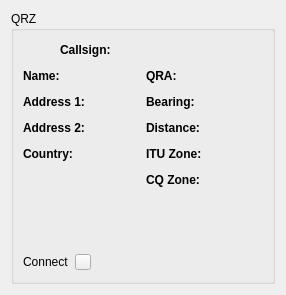
Before: the Qt Designer form mqt/MqtLogger/qrzdisplayframe.ui in Rsclub22/Minos2-Mirror, drawn with Qt 5.
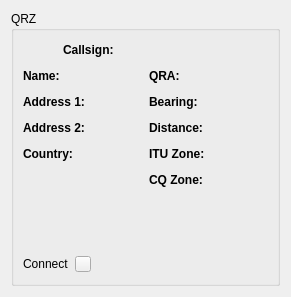
After: the same form once the commit is applied. Custom widgets are drawn as their Qt base class.

The edit to the form file:
```diff
--- a/mqt/MqtLogger/qrzdisplayframe.ui
+++ b/mqt/MqtLogger/qrzdisplayframe.ui
@@ -6,8 +6,8 @@
    <rect>
     <x>0</x>
     <y>0</y>
-    <width>286</width>
-    <height>295</height>
+    <width>291</width>
+    <height>297</height>
    </rect>
   </property>
   <property name="windowTitle">
@@ -511,6 +511,11 @@
    <extends>QPushButton</extends>
    <header>indicatorpushbutton.h</header>
   </customwidget>
+  <customwidget>
+   <class>MinosQLabel</class>
+   <extends>QLabel</extends>
+   <header location="global">minosqlabel.h</header>
+  </customwidget>
  </customwidgets>
  <resources/>
  <connections/>
```
Left out of the diff: 14 changed lines with no effect on the pictures.
